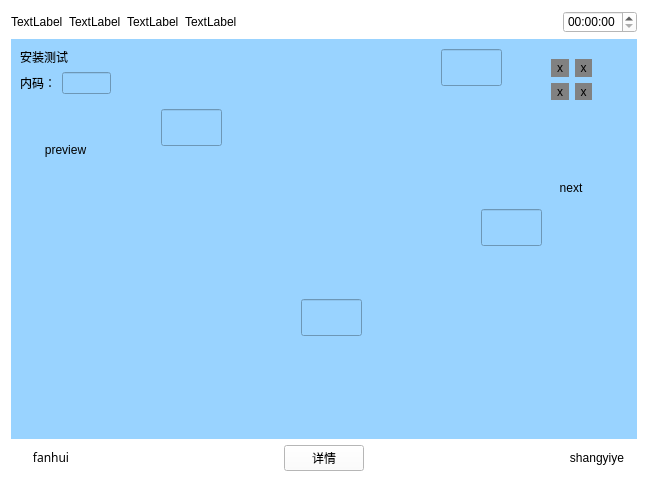
Old version of the form WeighSensor/anzhuangceshi.ui in the repository xsw258x2s5w8/WeightSensor.
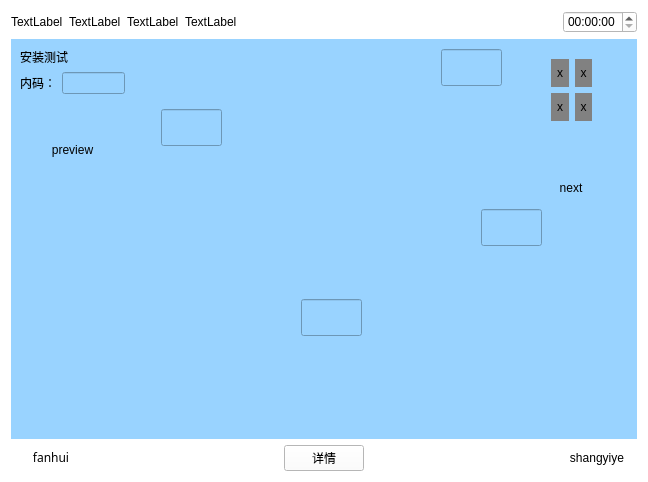
New version of the form. Icons and pictures are not drawn.

```diff
--- a/WeighSensor/anzhuangceshi.ui
+++ b/WeighSensor/anzhuangceshi.ui
@@ -13,6 +13,9 @@
   <property name="windowTitle">
    <string>Form</string>
   </property>
+  <property name="autoFillBackground">
+   <bool>false</bool>
+  </property>
   <property name="styleSheet">
    <string notr="true">background-color: rgb(255, 255, 255);</string>
   </property>
@@ -100,7 +103,7 @@
        <rect>
         <x>9</x>
         <y>9</y>
-        <width>91</width>
+        <width>105</width>
         <height>151</height>
        </rect>
       </property>
@@ -216,13 +219,13 @@
        </rect>
       </property>
      </widget>
-     <widget class="QWidget" name="">
+     <widget class="QWidget" name="layoutWidget">
       <property name="geometry">
        <rect>
         <x>540</x>
         <y>20</y>
         <width>41</width>
-        <height>41</height>
+        <height>62</height>
        </rect>
       </property>
       <layout class="QGridLayout" name="gridLayout">
```
